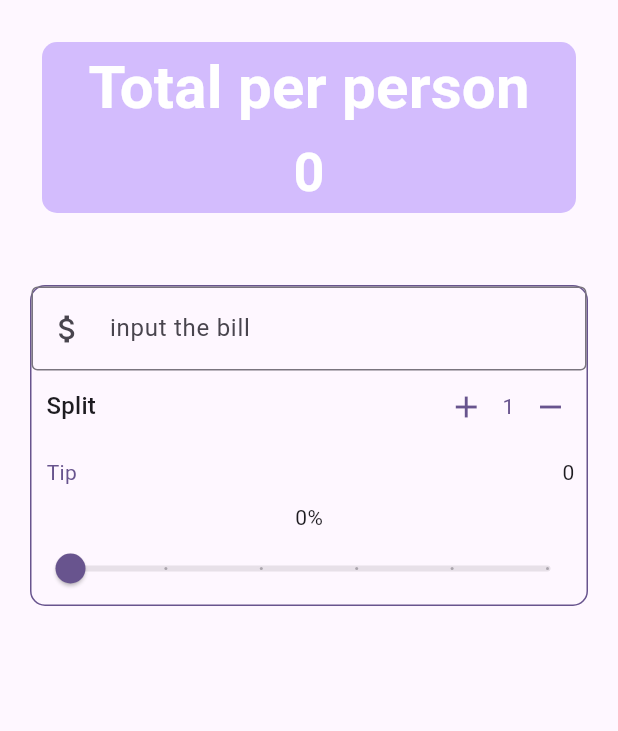
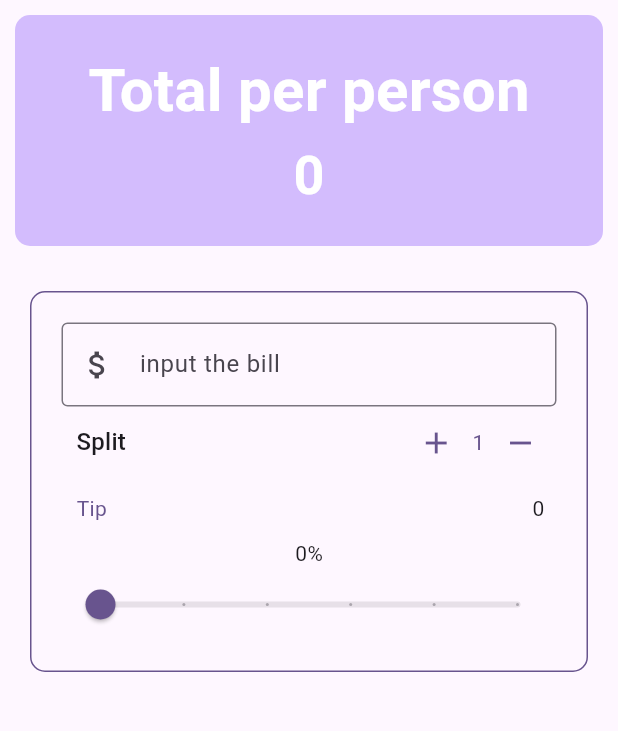
Before and after one commit to yahyeabdinasir/Utip, a Flutter app: the screen it shows after launch, on a phone screen of 412 x 824 dp, the part 84-815 px from its top. Run offline on Flutter 3.47's test engine with Material 3 defaults, Android fonts, the phone set to English and light mode, and no system bars.

Commit message:
refactoring the bill amount text field

```diff
--- /dev/null
+++ b/lib/TextWidget.dart
@@ -0,0 +1,32 @@
+import 'package:flutter/material.dart';
+
+class TextWidget extends StatelessWidget {
+  const TextWidget({
+    super.key, required this.amountMony, required this.onchanged,
+  });
+
+
+  final String amountMony;
+  final ValueChanged<String> onchanged ;
+
+  @override
+  Widget build(BuildContext context) {
+    return TextField(
+      decoration: InputDecoration(
+        border: OutlineInputBorder(),
+        //  prefix it's the attribute that it's used to add the prefix of the value
+        prefixIcon: Icon(Icons.attach_money),
+        // lable also used as the place holder of the text
+        label: Text("input the bill"),
+      ),
+      // keyboard type it's specify the kind of the input
+      keyboardType: TextInputType.number,
+
+      // onchange we can access the value that we passes the input
+      onChanged: (String value) {
+        onchanged(value); // value has the value that user typr into the screen
+        // print("hello type${value}");
+      },
+    );
+  }
+}
--- a/lib/main.dart
+++ b/lib/main.dart
@@ -2,6 +2,7 @@ import 'package:flutter/material.dart';
 import 'package:utip/personalCounter.dart';
 
 import 'SliderSplit.dart';
+import 'TextWidget.dart';
 
 void main() {
   runApp(const MyApp());
@@ -71,15 +72,15 @@ class _TipappState extends State<Tipapp> {
       ),
 
       body: Column(
-        // mainAxisAlignment: MainAxisAlignment.spaceAround,
+        mainAxisAlignment: MainAxisAlignment.start,
         // crossAxisAlignment: CrossAxisAlignment.center,
         crossAxisAlignment: CrossAxisAlignment.stretch,
         children: [
           Padding(
-            padding: const EdgeInsets.all(8.0),
+            padding: const EdgeInsets.all(10),
             child: Container(
-              // padding: EdgeInsets.all(20),
-              margin: EdgeInsets.all(20),
+              padding: EdgeInsets.all(20),
+              // margin: EdgeInsets.all(20),
               decoration: BoxDecoration(
                 // color: const Color.fromARGB(255, 160, 128, 216),
                 color: theme.colorScheme.inversePrimary,
@@ -107,6 +108,7 @@ class _TipappState extends State<Tipapp> {
           Padding(
             padding: EdgeInsets.all(20),
             child: Container(
+              padding: EdgeInsets.all(20),
               // width: 100,
               // height: 100,
               decoration: BoxDecoration(
@@ -119,21 +121,9 @@ class _TipappState extends State<Tipapp> {
                     // Padding(
                     //   padding: const EdgeInsets.all(8.0),
                     //   child:
-                    TextField(
-                      decoration: InputDecoration(
-                        border: OutlineInputBorder(),
-                        //  prefix it's the attribute that it's used to add the prefix of the value
-                        prefixIcon: Icon(Icons.attach_money),
-                        // lable also used as the place holder of the text
-                        label: Text("input the bill"),
-                      ),
-                      // keyboard type it's specify the kind of the input
-                      keyboardType: TextInputType.number,
-                      // onchange we can access the value that we passes the input
-                      // onChanged: (String value) {
-                      //   // print("hello type${value}");
-                      // },
-                    ),
+                    TextWidget(amountMony: '10', onchanged: (String value) {
+                      print(value);
+                    },),
 
                     // ),
                     Row(
```
